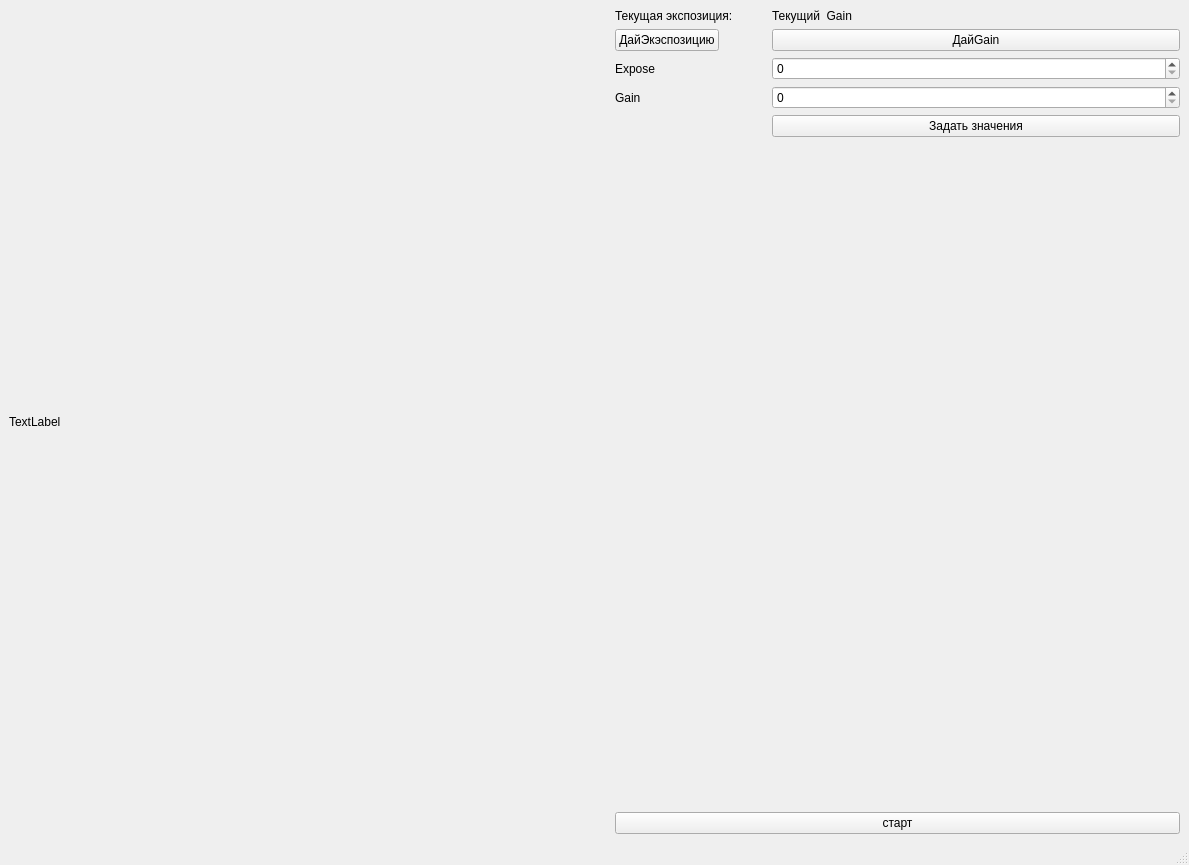
The window that TestBaslerCamera/mainwindow.ui (VasilevIvanVladimirovich/Camera-calibration-With-OpenCV) describes before a commit, drawn with Qt 5.
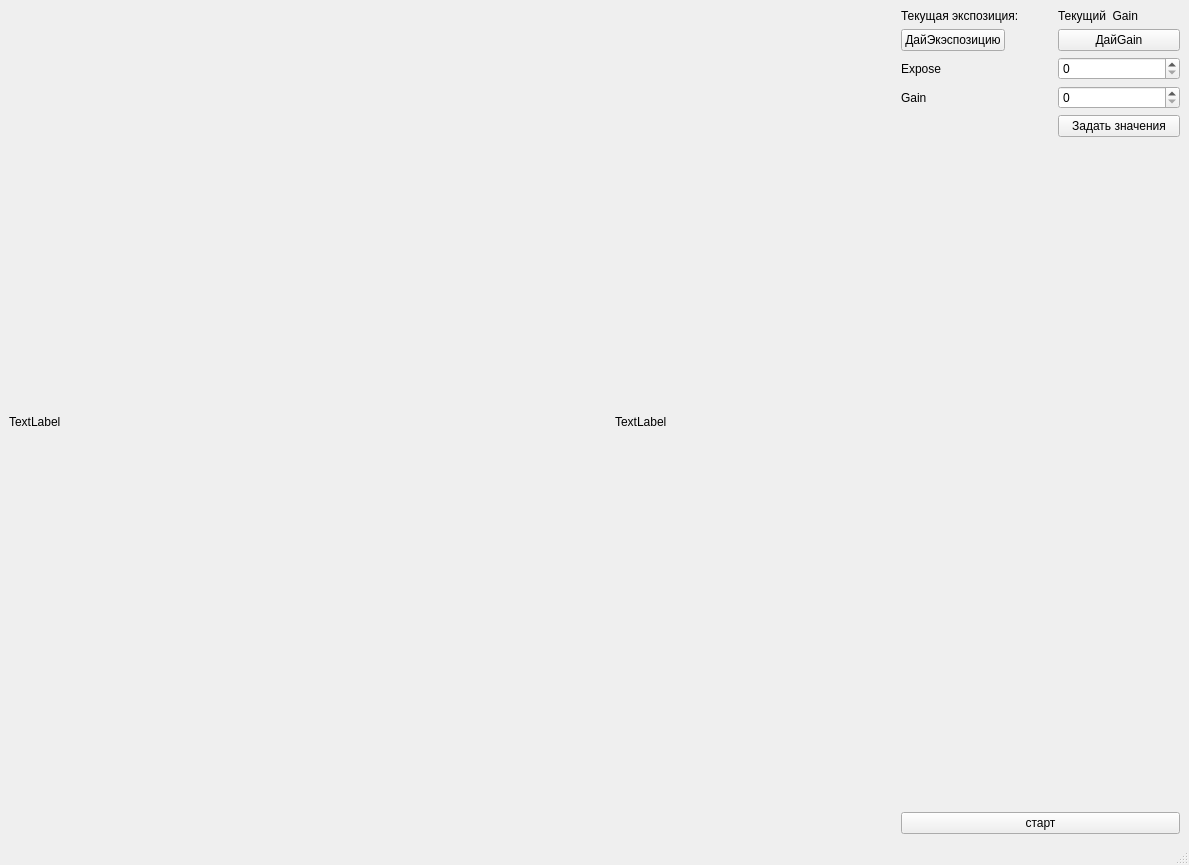
The same window after the commit.

```diff
--- a/TestBaslerCamera/mainwindow.ui
+++ b/TestBaslerCamera/mainwindow.ui
@@ -28,6 +28,13 @@
       </property>
      </widget>
     </item>
+    <item>
+     <widget class="QLabel" name="label_6">
+      <property name="text">
+       <string>TextLabel</string>
+      </property>
+     </widget>
+    </item>
     <item>
      <layout class="QVBoxLayout" name="verticalLayout">
       <item>
```
